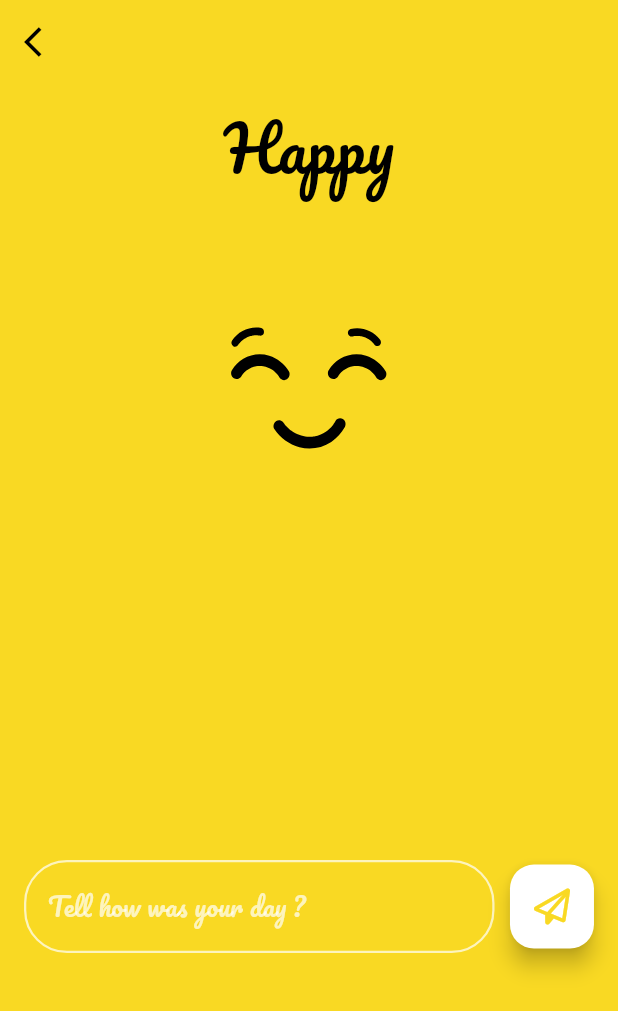
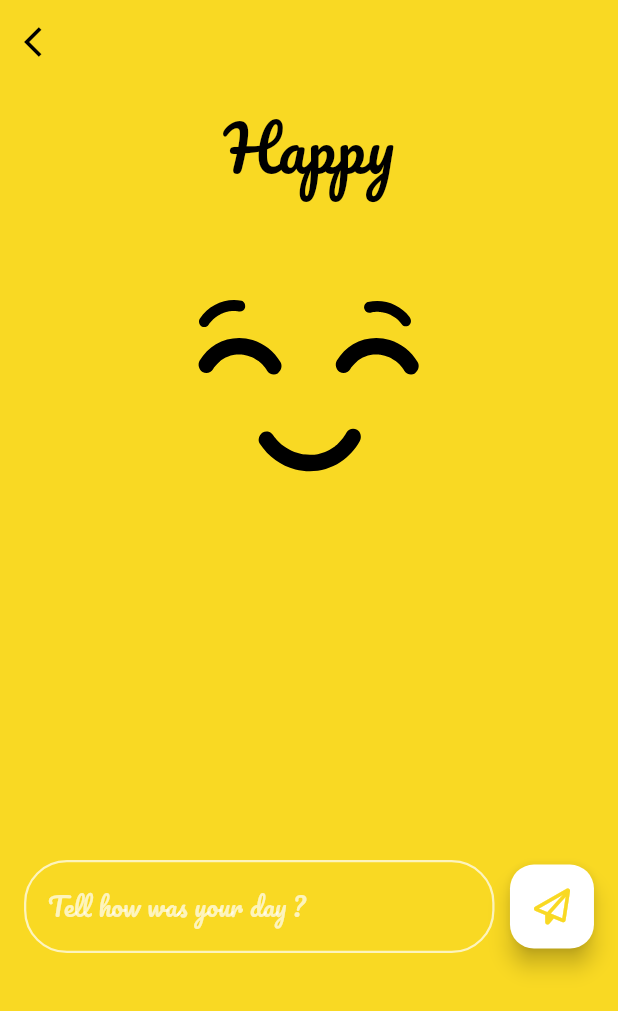
Before and after one commit to mohammadz0606/goodle, a Flutter app: the screen it shows after launch, after a tap on "Happy", on a phone screen of 412 x 824 dp. Shown: the top 1011 px of the screen. Run offline on Flutter 3.47's test engine with Material 2 defaults, Android fonts, the phone set to English and light mode, and no system bars; our stand-ins replace firebase_core, firebase_messaging, flutter_local_notifications, flutter_screenutil, flutter_svg, font_awesome_flutter and 1 more; accounts and stored records are empty.

Commit message:
edit app

```diff
--- a/lib/services/notifications.dart
+++ b/lib/services/notifications.dart
@@ -55,15 +55,15 @@ class NotificationServices {
   }
 
   Future<void> scheduleNotificationPeriodically() async {
-    const Duration interval = Duration(hours: 12);
+    const Duration interval = Duration(hours: 6);
 
     Timer.periodic(
       interval,
       (Timer timer) async {
         await _notificationsPlugin.zonedSchedule(
           timer.tick,
-          'Periodic Notification',
-          'This is a periodic notification!',
+          'Hey',
+          'How was your day?',
           tz.TZDateTime.now(tz.local).add(interval * timer.tick),
           await _notificationDetails(),
           payload: 'payload_value',
--- a/lib/widgets/home/body_slider_goodle.dart
+++ b/lib/widgets/home/body_slider_goodle.dart
@@ -24,6 +24,7 @@ class BodySliderGoodle extends StatelessWidget {
         child: SvgPicture.asset(
           image,
           fit: BoxFit.cover,
+          alignment: const Alignment(0,0.3),
         ),
       ),
     );
--- a/lib/widgets/home/slider_goodle.dart
+++ b/lib/widgets/home/slider_goodle.dart
@@ -32,7 +32,7 @@ class _SliderGoodleState extends State<SliderGoodle>
 
   final List<String> _images = [
     "assets/images/happy NS.svg",
-    "assets/images/anger smaller (1).svg",
+    "assets/images/sad face.svg",
     "assets/images/bord NS.svg",
     "assets/images/Sad NS.svg",
   ];
@@ -82,7 +82,7 @@ class _SliderGoodleState extends State<SliderGoodle>
                 child: Column(
                   children: [
                     Expanded(
-                      flex: 35,
+                      flex: 30,
                       child: BodySliderGoodle(
                         image: _images[index],
                         cardColor: _colorsGoodle[index],
@@ -90,7 +90,7 @@ class _SliderGoodleState extends State<SliderGoodle>
                     ),
                     SizedBox(height: 19.h),
                     Expanded(
-                      flex: 7,
+                      flex: 10,
                       child: Text(
                         _textGoodle[index],
                         style: Theme.of(context).textTheme.titleLarge!.copyWith(
--- a/lib/widgets/status_day/status_day_body.dart
+++ b/lib/widgets/status_day/status_day_body.dart
@@ -44,7 +44,7 @@ class StatusDayBody extends StatelessWidget {
                   height: 205.h,
                   child: SvgPicture.asset(
                     image,
-                    //fit: BoxFit.cover,
+                    fit: BoxFit.cover,
                   ),
                 ),
               ),
@@ -113,9 +113,9 @@ class StatusDayBody extends StatelessWidget {
                       Text(
                         "Update your feeling",
                         style: Theme.of(context).textTheme.bodyLarge!.copyWith(
-                          fontSize: 30.sp,
-                          color: AppColors.orange,
-                        ),
+                              fontSize: 30.sp,
+                              color: AppColors.orange,
+                            ),
                         textAlign: TextAlign.center,
                       ),
                       const SizedBox(height: 25),
@@ -140,5 +140,4 @@ class StatusDayBody extends StatelessWidget {
       },
     );
   }
-
 }
--- a/pubspec.yaml
+++ b/pubspec.yaml
@@ -20,6 +20,7 @@ dependencies:
   firebase_core: ^2.14.0
   firebase_messaging: ^14.6.4
   url_launcher: ^6.1.11
+  firebase_analytics: ^10.4.4
 
 dev_dependencies:
   flutter_test:
```
Also changed, not shown: lib/screens/privacy.dart (+10 -6 lines), assets/images/sad face.svg (added), pubspec.lock.
